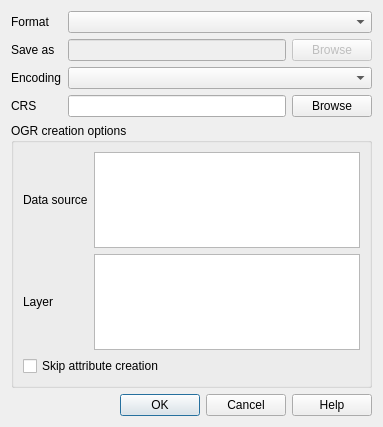
The window that src/ui/qgsvectorlayersaveasdialogbase.ui (qgis/QGIS) describes before a commit, drawn with Qt 5.
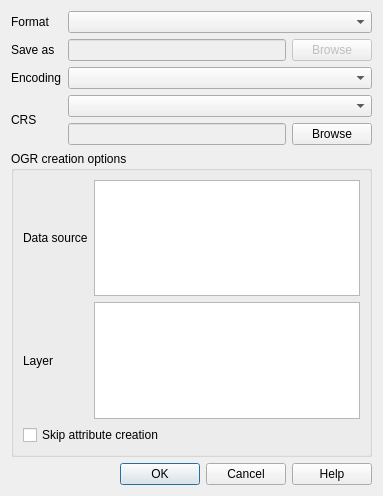
The same window after the commit.

Diff of the .ui file:
```diff
--- a/src/ui/qgsvectorlayersaveasdialogbase.ui
+++ b/src/ui/qgsvectorlayersaveasdialogbase.ui
@@ -7,7 +7,7 @@
     <x>0</x>
     <y>0</y>
     <width>383</width>
-    <height>427</height>
+    <height>496</height>
    </rect>
   </property>
   <property name="windowTitle">
@@ -21,24 +21,17 @@
      </property>
     </widget>
    </item>
-   <item row="5" column="0">
-    <widget class="QLabel" name="label_3">
-     <property name="text">
-      <string>CRS</string>
-     </property>
-     <property name="buddy">
-      <cstring>leCRS</cstring>
-     </property>
-    </widget>
-   </item>
-   <item row="5" column="1">
+   <item row="6" column="1">
     <widget class="QLineEdit" name="leCRS">
+     <property name="enabled">
+      <bool>false</bool>
+     </property>
      <property name="readOnly">
       <bool>true</bool>
      </property>
     </widget>
    </item>
-   <item row="7" column="0" colspan="3">
+   <item row="8" column="0" colspan="3">
     <widget class="QDialogButtonBox" name="buttonBox">
      <property name="orientation">
       <enum>Qt::Horizontal</enum>
@@ -68,7 +61,7 @@
      </property>
     </widget>
    </item>
-   <item row="5" column="2">
+   <item row="6" column="2">
     <widget class="QPushButton" name="browseCRS">
      <property name="text">
       <string>Browse</string>
@@ -101,7 +94,7 @@
    <item row="0" column="1" colspan="2">
     <widget class="QComboBox" name="mFormatComboBox"/>
    </item>
-   <item row="6" column="0" colspan="3">
+   <item row="7" column="0" colspan="3">
     <widget class="QGroupBox" name="groupBox">
      <property name="title">
       <string>OGR creation options</string>
@@ -146,6 +139,19 @@
      </layout>
     </widget>
    </item>
+   <item row="5" column="1" colspan="2">
+    <widget class="QComboBox" name="mCRSSelection"/>
+   </item>
+   <item row="5" column="0" rowspan="2">
+    <widget class="QLabel" name="label_3">
+     <property name="text">
+      <string>CRS</string>
+     </property>
+     <property name="buddy">
+      <cstring>leCRS</cstring>
+     </property>
+    </widget>
+   </item>
   </layout>
  </widget>
  <tabstops>
```
